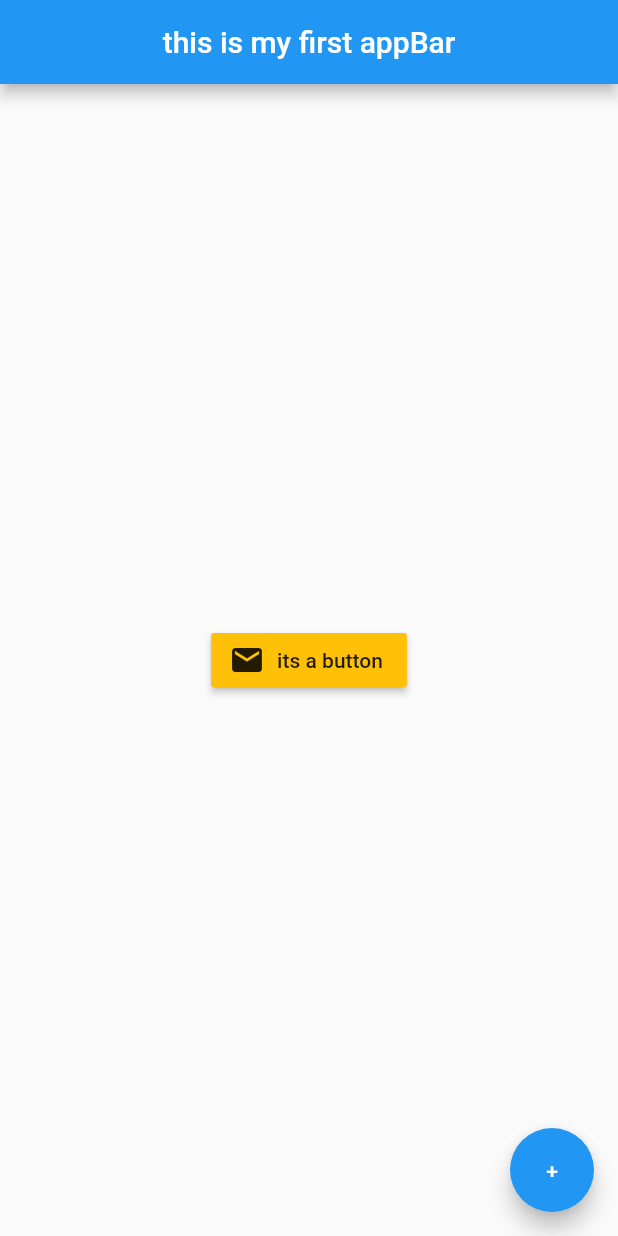
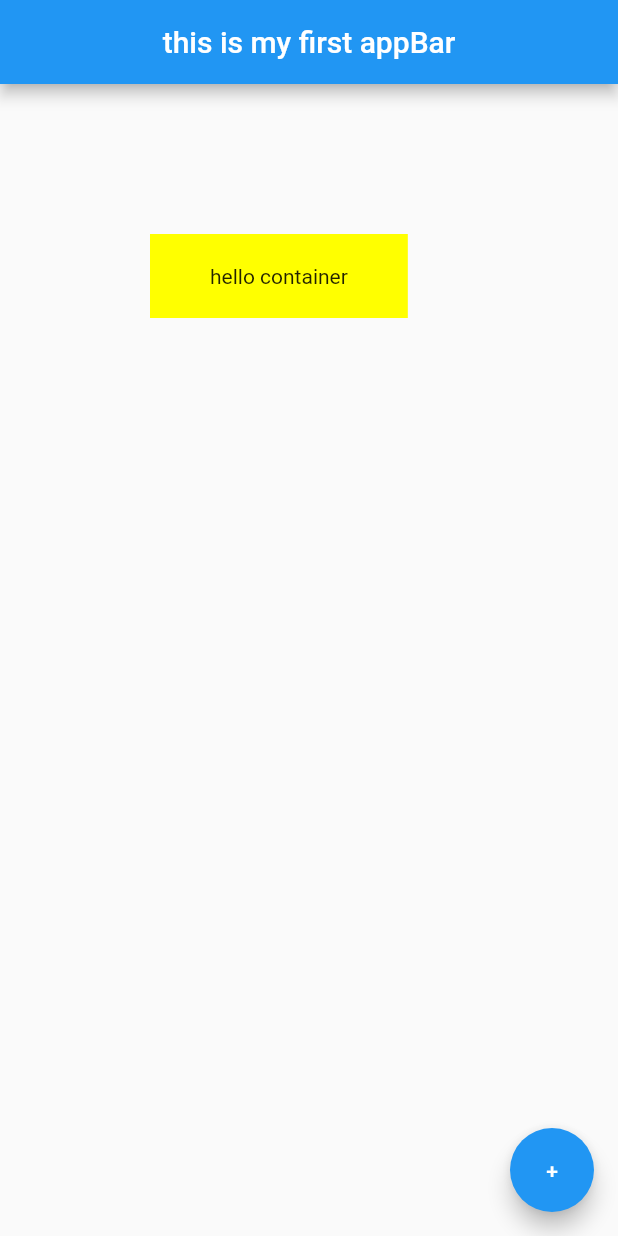
Before and after one commit to E837/First_FLutter_Repo, a Flutter app: the screen it shows after launch, on a phone screen of 412 x 824 dp. Run offline on Flutter 3.47's test engine with Material 2 defaults, Android fonts, the phone set to English and light mode, and no system bars.

Commit message:
session10 "Container and Padding"

```diff
--- a/lib/main.dart
+++ b/lib/main.dart
@@ -12,18 +12,13 @@ class Home extends StatelessWidget {
         title: Text('this is my first appBar'),
         centerTitle: true,
       ),
-      body: Center(
-        // child: Image.asset('assets/2621720.jpg'),
-        child: RaisedButton.icon(
-          onPressed: () {},
-          color: Colors.amber,
-          label: Text(
-            'its a button',
-          ),
-          icon: Icon(
-            Icons.mail,
-          ),
+      body: Container(
+        color: Colors.yellowAccent,
+        child: Text(
+          'hello container',
         ),
+        padding: EdgeInsets.symmetric(horizontal: 40, vertical: 20),
+        margin: EdgeInsets.all(100),
       ),
       floatingActionButton: FloatingActionButton(
         child: Text('+'),
```
